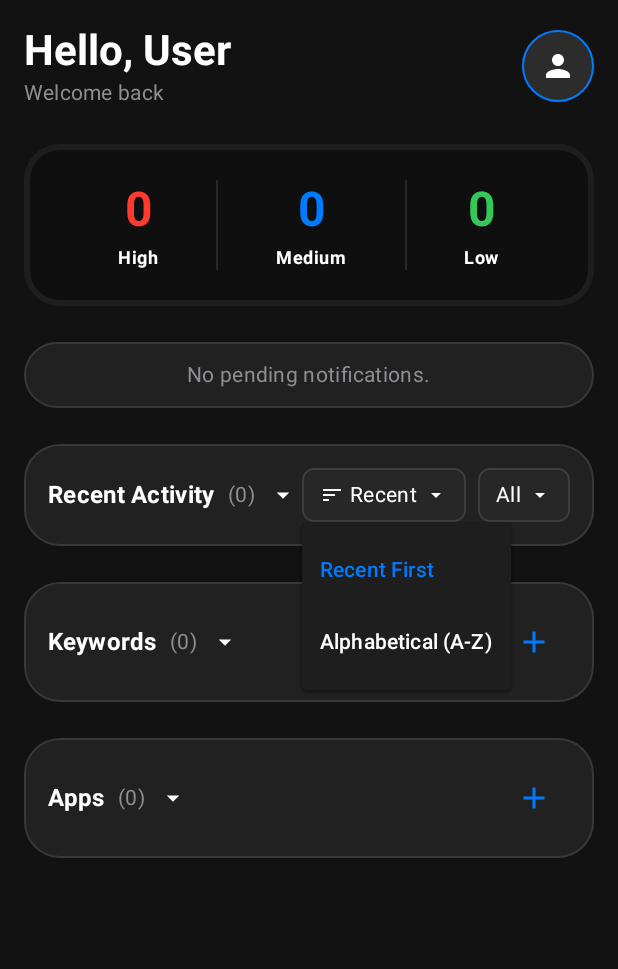
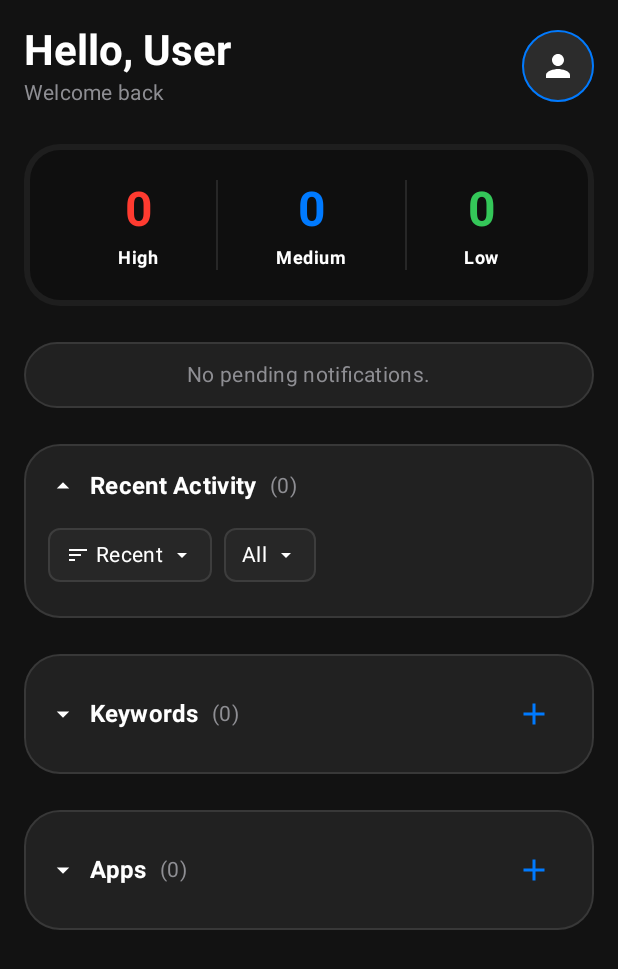
Before and after one commit to ashtonalex/glyph-glance, an Android app built with Jetpack Compose: the composable DashboardScreen shown on its own in the app's theme, after a tap on "Recent Activity", on a phone screen of 412 x 824 dp. Shown: the top 969 px of the screen. Run offline under Robolectric (Android 15) with nearby library versions, the phone set to English and light mode, and no system bars; our stand-ins replace Room's generated code; libraries missing offline, so code that uses them is left out: com.cactus.

Commit message:
CHEVRON LEFT

```diff
--- a/composeApp/src/commonMain/kotlin/com/example/glyph_glance/DashboardScreen.kt
+++ b/composeApp/src/commonMain/kotlin/com/example/glyph_glance/DashboardScreen.kt
@@ -390,19 +390,6 @@ fun DashboardScreen() {
                         Row(
                             verticalAlignment = Alignment.CenterVertically
                         ) {
-                            Text(
-                                text = "Recent Activity",
-                                style = MaterialTheme.typography.titleMedium,
-                                color = TextWhite,
-                                fontWeight = FontWeight.Bold
-                            )
-                            Spacer(modifier = Modifier.width(8.dp))
-                            Text(
-                                text = "(${filteredNotifications.size})",
-                                style = MaterialTheme.typography.bodyMedium,
-                                color = TextGrey
-                            )
-                            Spacer(modifier = Modifier.width(8.dp))
                             val rotationAngle by animateFloatAsState(
                                 targetValue = if (activityExpanded) 180f else 0f,
                                 animationSpec = tween(300, easing = FastOutSlowInEasing),
@@ -416,10 +403,43 @@ fun DashboardScreen() {
                                     .size(20.dp)
                                     .rotate(rotationAngle)
                             )
+                            Spacer(modifier = Modifier.width(8.dp))
+                            Text(
+                                text = "Recent Activity",
+                                style = MaterialTheme.typography.titleMedium,
+                                color = TextWhite,
+                                fontWeight = FontWeight.Bold
+                            )
+                            Spacer(modifier = Modifier.width(8.dp))
+                            Text(
+                                text = "(${filteredNotifications.size})",
+                                style = MaterialTheme.typography.bodyMedium,
+                                color = TextGrey
+                            )
                         }
-
-                        // Filter and Sort Controls
+                    }
+
+                    // Filter and Sort Controls - Only visible when expanded
+                    AnimatedVisibility(
+                        visible = activityExpanded,
+                        enter = expandVertically(
+                            animationSpec = tween(300, easing = FastOutSlowInEasing),
+                            expandFrom = Alignment.Top
+                        ) + fadeIn(
+                            animationSpec = tween(300, easing = FastOutSlowInEasing)
+                        ),
+                        exit = shrinkVertically(
+                            animationSpec = tween(300, easing = FastOutSlowInEasing),
+                            shrinkTowards = Alignment.Top
+                        ) + fadeOut(
+                            animationSpec = tween(300, easing = FastOutSlowInEasing)
+                        )
+                    ) {
                         Row(
+                            modifier = Modifier
+                                .fillMaxWidth()
+                                .padding(horizontal = 16.dp)
+                                .padding(bottom = 8.dp),
                             horizontalArrangement = Arrangement.spacedBy(8.dp),
                             verticalAlignment = Alignment.CenterVertically
                         ) {
@@ -1069,19 +1089,6 @@ fun KeywordsSection(
                 Row(
                     verticalAlignment = Alignment.CenterVertically
                 ) {
-                    Text(
-                        text = "Keywords",
-                        style = MaterialTheme.typography.titleMedium,
-                        color = TextWhite,
-                        fontWeight = FontWeight.Bold
-                    )
-                    Spacer(modifier = Modifier.width(8.dp))
-                    Text(
-                        text = "(${keywords.size})",
-                        style = MaterialTheme.typography.bodyMedium,
-                        color = TextGrey
-                    )
-                    Spacer(modifier = Modifier.width(8.dp))
                     val rotationAngle by animateFloatAsState(
                         targetValue = if (isExpanded) 180f else 0f,
                         animationSpec = tween(300, easing = FastOutSlowInEasing),
@@ -1094,6 +1101,19 @@ fun KeywordsSection(
                         modifier = Modifier
                             .size(20.dp)
                             .rotate(rotationAngle)
+                    )
+                    Spacer(modifier = Modifier.width(8.dp))
+                    Text(
+                        text = "Keywords",
+                        style = MaterialTheme.typography.titleMedium,
+                        color = TextWhite,
+                        fontWeight = FontWeight.Bold
+                    )
+                    Spacer(modifier = Modifier.width(8.dp))
+                    Text(
+                        text = "(${keywords.size})",
+                        style = MaterialTheme.typography.bodyMedium,
+                        color = TextGrey
                     )
                 }
 
@@ -1181,19 +1201,6 @@ fun AppsSection(
                 Row(
                     verticalAlignment = Alignment.CenterVertically
                 ) {
-                    Text(
-                        text = "Apps",
-                        style = MaterialTheme.typography.titleMedium,
-                        color = TextWhite,
-                        fontWeight = FontWeight.Bold
-                    )
-                    Spacer(modifier = Modifier.width(8.dp))
-                    Text(
-                        text = "(${appRules.size})",
-                        style = MaterialTheme.typography.bodyMedium,
-                        color = TextGrey
-                    )
-                    Spacer(modifier = Modifier.width(8.dp))
                     val rotationAngle by animateFloatAsState(
                         targetValue = if (isExpanded) 180f else 0f,
                         animationSpec = tween(300, easing = FastOutSlowInEasing),
@@ -1206,6 +1213,19 @@ fun AppsSection(
                         modifier = Modifier
                             .size(20.dp)
                             .rotate(rotationAngle)
+                    )
+                    Spacer(modifier = Modifier.width(8.dp))
+                    Text(
+                        text = "Apps",
+                        style = MaterialTheme.typography.titleMedium,
+                        color = TextWhite,
+                        fontWeight = FontWeight.Bold
+                    )
+                    Spacer(modifier = Modifier.width(8.dp))
+                    Text(
+                        text = "(${appRules.size})",
+                        style = MaterialTheme.typography.bodyMedium,
+                        color = TextGrey
                     )
                 }
 
```
